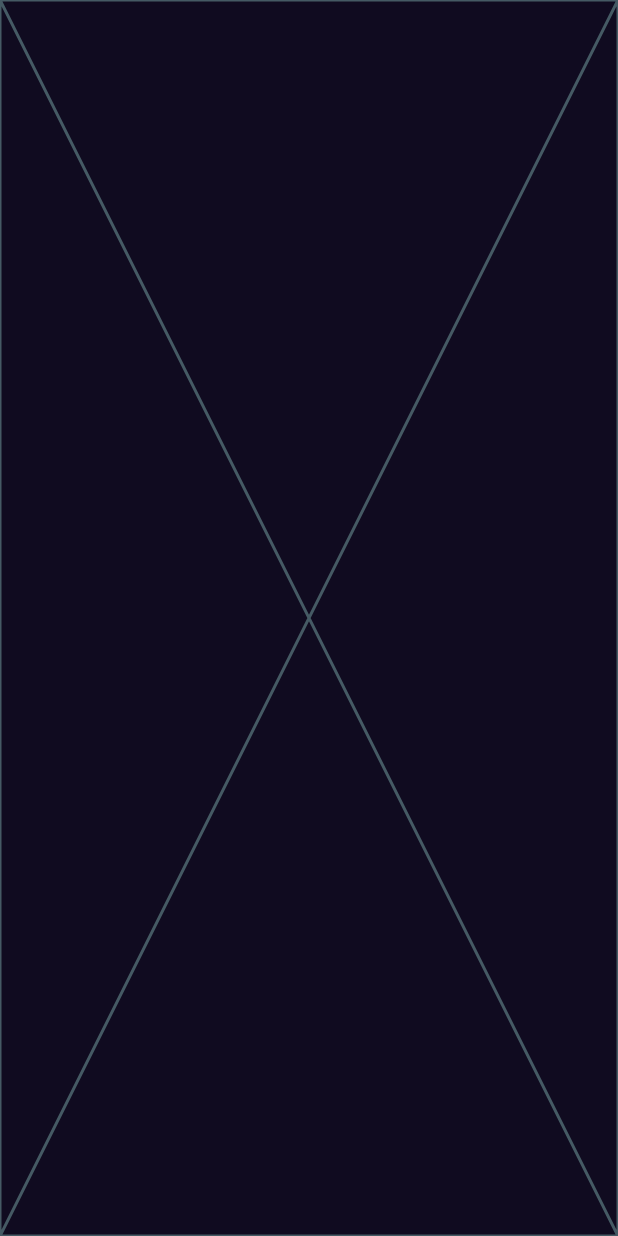
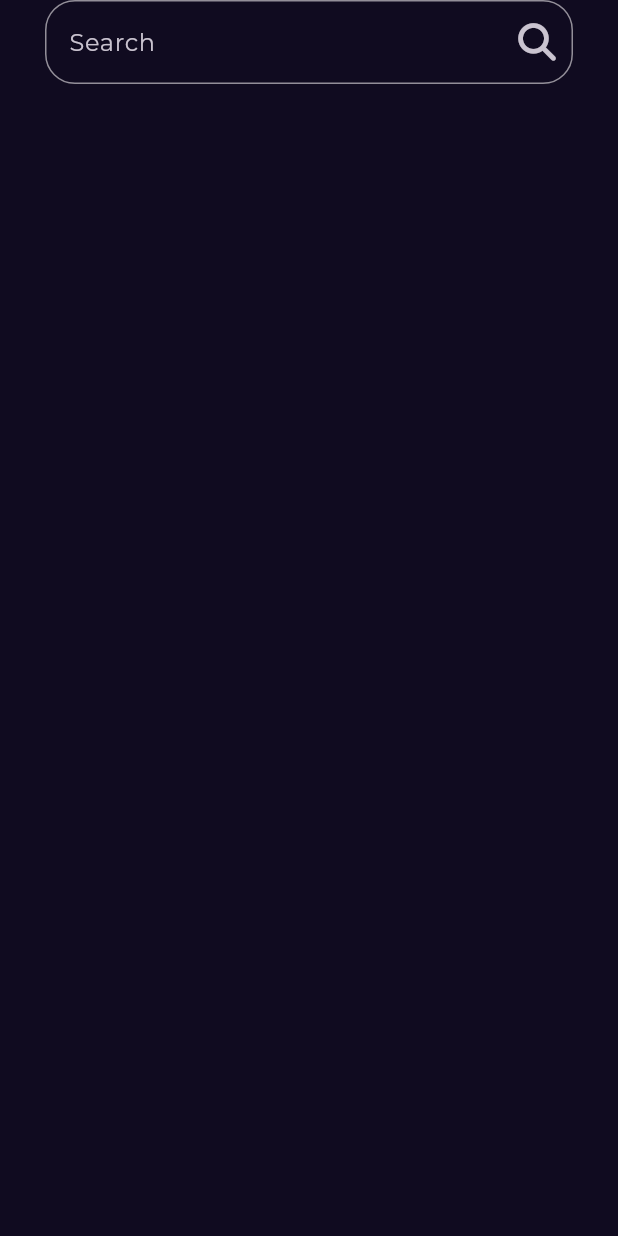
Before and after one commit to MohamedYehia7/Bookly-App, a Flutter app: the SearchView screen opened by its route, on a phone screen of 412 x 824 dp. Run offline on Flutter 3.47's test engine with Material 3 defaults, Android fonts, the phone set to English and light mode, and no system bars; our stand-ins replace font_awesome_flutter, go_router, google_fonts.

Commit message:
create custom search textField

```diff
--- a/lib/Features/home/presentation/views/widgets/custom_app_bar.dart
+++ b/lib/Features/home/presentation/views/widgets/custom_app_bar.dart
@@ -2,6 +2,7 @@ import 'package:flutter/cupertino.dart';
 import 'package:flutter/material.dart';
 import 'package:font_awesome_flutter/font_awesome_flutter.dart';
 import '../../../../../core/utils/assets_data.dart';
+import 'package:go_router/go_router.dart';
 
 class CustomAppBar  extends StatelessWidget {
   const CustomAppBar ({super.key});
@@ -14,7 +15,9 @@ class CustomAppBar  extends StatelessWidget {
         children: [
           const Image(image: AssetImage(AssetsData.logo),height: 25,),
           const Spacer(),
-          IconButton(onPressed: (){}, icon: const Icon(FontAwesomeIcons.magnifyingGlass,size: 25,))
+          IconButton(onPressed: (){
+            GoRouter.of(context).push('/searchView');
+          }, icon: const Icon(FontAwesomeIcons.magnifyingGlass,size: 25,))
         ],
       ),
     );
--- a/lib/Features/home/presentation/views/widgets/custom_book_details_app_bar.dart
+++ b/lib/Features/home/presentation/views/widgets/custom_book_details_app_bar.dart
@@ -1,4 +1,5 @@
 import 'package:flutter/material.dart';
+import 'package:go_router/go_router.dart';
 
 class CustomBookDetailsAppBar extends StatelessWidget {
   const CustomBookDetailsAppBar({super.key});
@@ -8,7 +9,9 @@ class CustomBookDetailsAppBar extends StatelessWidget {
     return Row(
       mainAxisAlignment: MainAxisAlignment.spaceBetween,
       children: [
-        IconButton(onPressed: (){}, icon: const Icon(Icons.close)),
+        IconButton(onPressed: (){
+          GoRouter.of(context).pop();
+        }, icon: const Icon(Icons.close)),
         IconButton(onPressed: (){}, icon: const Icon(Icons.shopping_cart_outlined)),
       ],
     );
--- /dev/null
+++ b/lib/Features/search/presentation/views/widgets/custom_search_text_field.dart
@@ -0,0 +1,25 @@
+import 'package:flutter/material.dart';
+import 'package:font_awesome_flutter/font_awesome_flutter.dart';
+
+class CustomSearchTextField extends StatelessWidget {
+  const CustomSearchTextField({super.key});
+
+  @override
+  Widget build(BuildContext context) {
+    return TextField(
+      decoration: InputDecoration(
+        hintText: 'Search',
+        suffixIcon: IconButton(
+          onPressed: () {},
+          icon: const Icon(
+            FontAwesomeIcons.magnifyingGlass,
+            size: 25,
+          ),
+        ),
+        border: const OutlineInputBorder(
+          borderRadius: BorderRadius.all(Radius.circular(20.0)),
+        ),
+      ),
+    );
+  }
+}
--- a/lib/Features/search/presentation/views/widgets/search_view_body.dart
+++ b/lib/Features/search/presentation/views/widgets/search_view_body.dart
@@ -1,10 +1,18 @@
 import 'package:flutter/material.dart';
+import 'custom_search_text_field.dart';
 
 class SearchViewBody extends StatelessWidget {
   const SearchViewBody({super.key});
 
   @override
   Widget build(BuildContext context) {
-    return const Placeholder();
+    return const Padding(
+      padding: EdgeInsets.symmetric(horizontal: 30.0),
+      child: Column(
+        children: [
+          CustomSearchTextField(),
+        ],
+      ),
+    );
   }
 }
```
